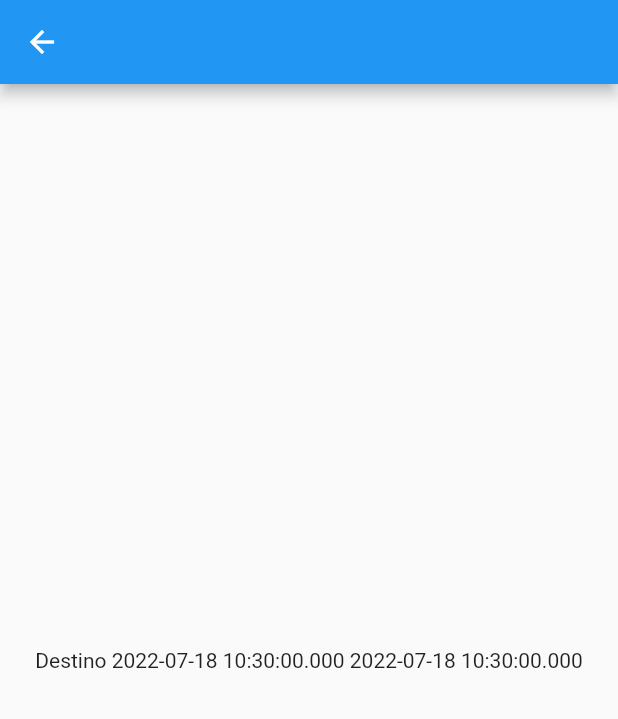
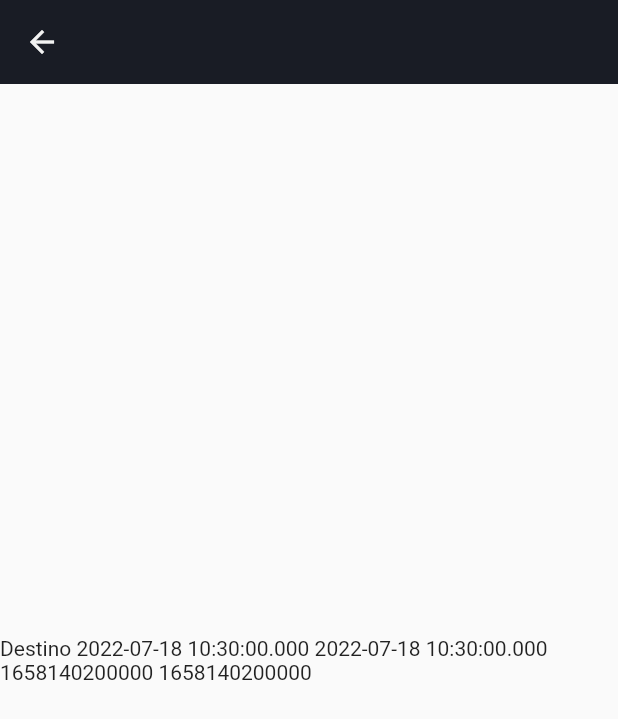
Before and after one commit to masterValley/testMercury, a Flutter app: the DestinationPage screen opened directly, after a tap on "Buscar hoteles", on a phone screen of 412 x 824 dp. Shown: the top 719 px of the screen. Run offline on Flutter 3.47's test engine with Material 2 defaults, Android fonts, the phone set to English and light mode, and no system bars; our stand-ins replace flutter_typeahead, google_fonts, hexcolor.

Commit message:
Primera producción

```diff
--- a/lib/Hotels/hotels.dart
+++ b/lib/Hotels/hotels.dart
@@ -13,13 +13,17 @@ class _HotelsListState extends State<HotelsList> {
   @override
   Widget build(BuildContext context) {
     return Scaffold(
-        appBar: AppBar(),
+        appBar: AppBar(
+          elevation: 0,
+          backgroundColor: const Color(0xff191C25),
+          foregroundColor: const Color(0xfff2f2f2),
+        ),
         body: Center(
           child: Consumer<HotelProvider>(
             builder: (context, HotelProvider data, child) {
               return Center(
                   child: Text(
-                      "${data.getHotels.destino} ${data.getHotels.start} ${data.getHotels.end}"));
+                      "${data.getHotels.destino} ${data.getHotels.start} ${data.getHotels.end} ${data.getstart} ${data.getend}"));
             },
           ),
         ));
--- a/lib/Providers/_providerhotel.dart
+++ b/lib/Providers/_providerhotel.dart
@@ -6,15 +6,27 @@ class HotelProvider with ChangeNotifier {
   late String destino;
   late DateTime start, end;
 
+  late int startTS, endTS;
   void setValues(String destino, DateTime start, DateTime end) {
     start = start;
     end = end;
     destino = destino;
     hotel = Hotel(destino, start, end);
+    startTS = start.millisecondsSinceEpoch;
+    endTS = start.millisecondsSinceEpoch;
     notifyListeners();
   }
 
-  Hotel get getHotels{
+  Hotel get getHotels {
     return hotel;
   }
+
+  int get getstart {
+    return startTS;
+  }
+
+
+  int get getend {
+    return endTS;
+  }
 }
```
